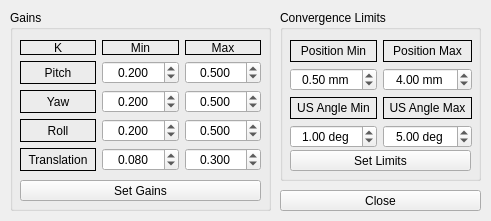
Old version of the form ControllerWidget/gainswidget.ui in the repository adegirmenci/HBL-ICEbot.
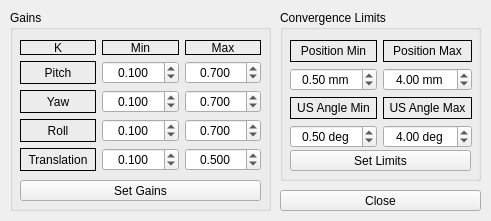
New version of the form.

Patch:
```diff
--- a/ControllerWidget/gainswidget.ui
+++ b/ControllerWidget/gainswidget.ui
@@ -63,7 +63,7 @@
         <double>0.010000000000000</double>
        </property>
        <property name="value">
-        <double>0.080000000000000</double>
+        <double>0.100000000000000</double>
        </property>
       </widget>
      </item>
@@ -133,7 +133,7 @@
         <double>0.050000000000000</double>
        </property>
        <property name="value">
-        <double>0.500000000000000</double>
+        <double>0.700000000000000</double>
        </property>
       </widget>
      </item>
@@ -152,7 +152,7 @@
         <double>0.050000000000000</double>
        </property>
        <property name="value">
-        <double>0.200000000000000</double>
+        <double>0.100000000000000</double>
        </property>
       </widget>
      </item>
@@ -171,7 +171,7 @@
         <double>0.050000000000000</double>
        </property>
        <property name="value">
-        <double>0.500000000000000</double>
+        <double>0.700000000000000</double>
        </property>
       </widget>
      </item>
@@ -190,7 +190,7 @@
         <double>0.050000000000000</double>
        </property>
        <property name="value">
-        <double>0.500000000000000</double>
+        <double>0.700000000000000</double>
        </property>
       </widget>
      </item>
@@ -209,7 +209,7 @@
         <double>0.050000000000000</double>
        </property>
        <property name="value">
-        <double>0.200000000000000</double>
+        <double>0.100000000000000</double>
        </property>
       </widget>
      </item>
@@ -241,7 +241,7 @@
         <double>0.050000000000000</double>
        </property>
        <property name="value">
-        <double>0.200000000000000</double>
+        <double>0.100000000000000</double>
        </property>
       </widget>
      </item>
@@ -260,7 +260,7 @@
         <double>0.010000000000000</double>
        </property>
        <property name="value">
-        <double>0.300000000000000</double>
+        <double>0.500000000000000</double>
        </property>
       </widget>
      </item>
@@ -381,7 +381,7 @@
         <double>0.500000000000000</double>
        </property>
        <property name="value">
-        <double>1.000000000000000</double>
+        <double>0.500000000000000</double>
        </property>
       </widget>
      </item>
@@ -419,7 +419,7 @@
         <double>0.500000000000000</double>
        </property>
        <property name="value">
-        <double>5.000000000000000</double>
+        <double>4.000000000000000</double>
        </property>
       </widget>
      </item>
```
